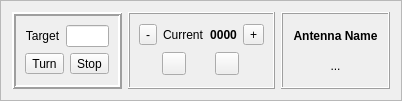
Above: mqt/MqtLogger/rotcontrolframe.ui from zsteva/backup-minos2 before the change. Below: the same form after it.
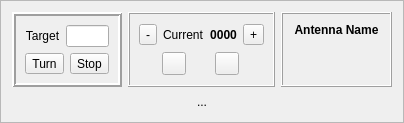
That is the form after the change.

What changed in the file:
```diff
--- a/mqt/MqtLogger/rotcontrolframe.ui
+++ b/mqt/MqtLogger/rotcontrolframe.ui
@@ -6,8 +6,8 @@
    <rect>
     <x>0</x>
     <y>0</y>
-    <width>402</width>
-    <height>101</height>
+    <width>404</width>
+    <height>123</height>
    </rect>
   </property>
   <property name="windowTitle">
@@ -19,6 +19,8 @@
   <property name="frameShadow">
    <enum>QFrame::Raised</enum>
   </property>
+  <layout class="QVBoxLayout" name="verticalLayout_3">
+   <item>
   <layout class="QHBoxLayout" name="horizontalLayout_6">
    <item>
     <layout class="QHBoxLayout" name="horizontalLayout_5">
@@ -215,9 +217,14 @@
          <string>Antenna Name</string>
         </property>
         <property name="alignment">
-         <set>Qt::AlignCenter</set>
-        </property>
-       </widget>
+           <set>Qt::AlignHCenter|Qt::AlignTop</set>
+          </property>
+         </widget>
+        </item>
+       </layout>
+      </widget>
+     </item>
+    </layout>
       </item>
       <item>
        <widget class="QLabel" name="rotatorState">
@@ -227,9 +234,6 @@
         <property name="alignment">
          <set>Qt::AlignCenter</set>
         </property>
-       </widget>
-      </item>
-     </layout>
     </widget>
    </item>
   </layout>
```
Lines whose indentation alone changed are shown as unchanged.
